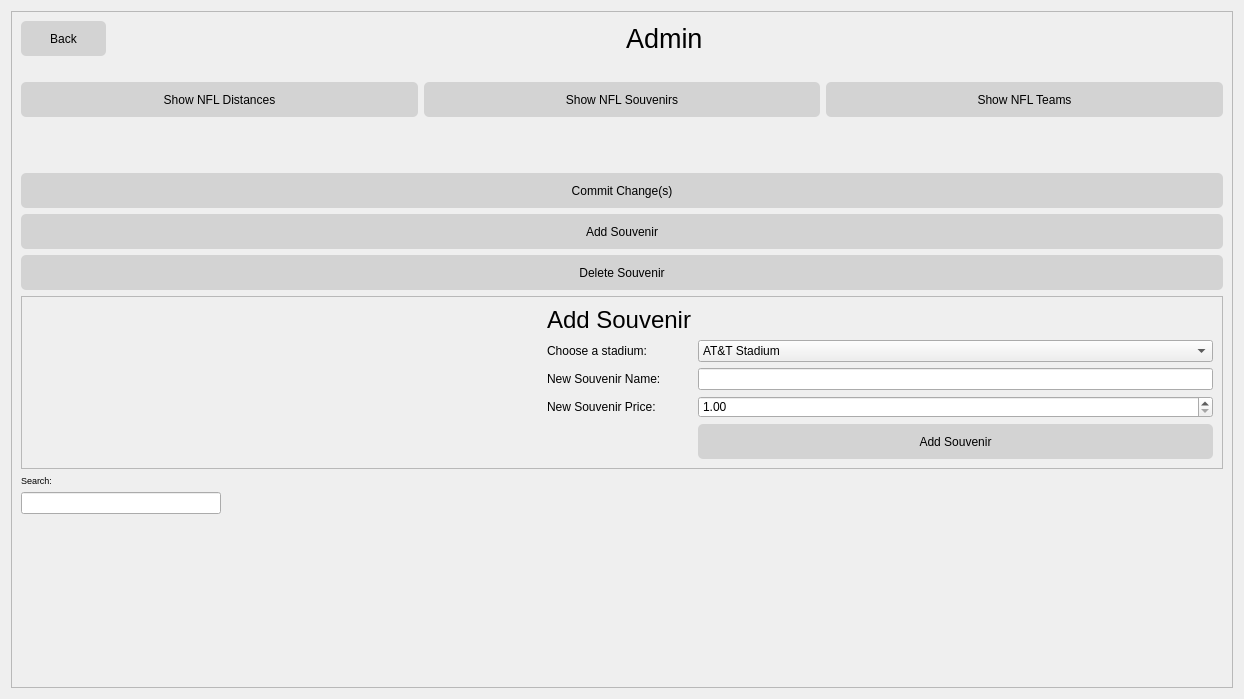
Old version of the form admin.ui in the repository Cyriously1/NFLTour.
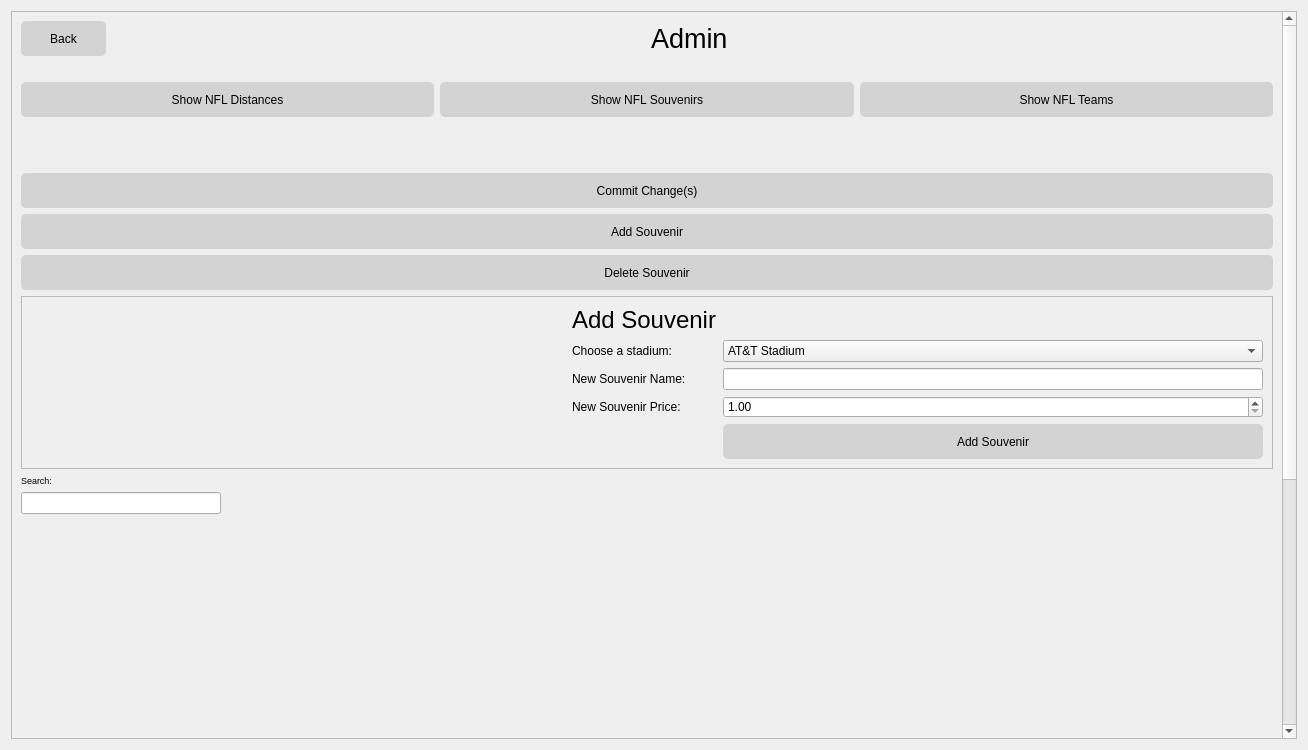
New version of the form. Icons and pictures are not drawn.

Commit message: admin window ui

```diff
--- a/admin.ui
+++ b/admin.ui
@@ -6,8 +6,8 @@
    <rect>
     <x>0</x>
     <y>0</y>
-    <width>1244</width>
-    <height>699</height>
+    <width>1308</width>
+    <height>750</height>
    </rect>
   </property>
   <property name="windowTitle">
@@ -59,7 +59,7 @@
       <string notr="true"/>
      </property>
      <property name="verticalScrollBarPolicy">
-      <enum>Qt::ScrollBarAlwaysOff</enum>
+      <enum>Qt::ScrollBarAlwaysOn</enum>
      </property>
      <property name="horizontalScrollBarPolicy">
       <enum>Qt::ScrollBarAlwaysOff</enum>
@@ -72,7 +72,7 @@
        <rect>
         <x>0</x>
         <y>0</y>
-        <width>1224</width>
+        <width>1274</width>
         <height>1687</height>
        </rect>
       </property>
@@ -523,6 +523,12 @@
                <height>600</height>
               </size>
              </property>
+             <property name="verticalScrollBarPolicy">
+              <enum>Qt::ScrollBarAlwaysOff</enum>
+             </property>
+             <property name="horizontalScrollBarPolicy">
+              <enum>Qt::ScrollBarAlwaysOff</enum>
+             </property>
             </widget>
            </item>
           </layout>
```
Left out of the diff: 2 changed lines with no effect on the pictures. The commit also changes 1 other file.
